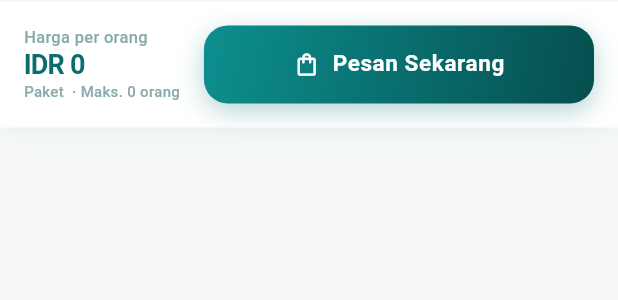
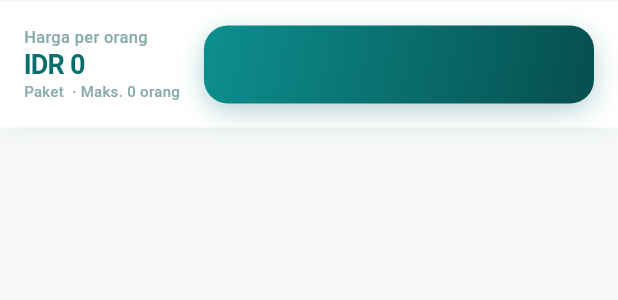
Before and after one commit to mochammadriyan25-svg/Wisata-Trenggalek, a Flutter app: the _BottomBar widget shown alone on an empty page, opened directly with empty values, on a phone screen of 412 x 824 dp. Shown: the top 300 px of the screen. Run offline on Flutter 3.47's test engine with Material 3 defaults, Android fonts, the phone set to English and light mode, and no system bars; our stand-ins replace cloud_firestore, firebase_auth, firebase_core, flutter_map, google_sign_in, image_picker and 1 more; accounts and stored records are empty; network calls fail.

Commit message:
fix:tombol pesan

```diff
--- a/lib/presentation/pages/package_detail_page.dart
+++ b/lib/presentation/pages/package_detail_page.dart
@@ -893,26 +893,6 @@ class _BottomBar extends StatelessWidget {
                     ),
                   ],
                 ),
-                child: Center(
-                  child: Row(
-                    mainAxisSize: MainAxisSize.min,
-                    children: [
-                      const Icon(
-                        Icons.shopping_bag_outlined,
-                        color: AppColors.textOnDark,
-                        size: 18,
-                      ),
-                      const SizedBox(width: AppSpacing.sm),
-                      Text(
-                        'Pesan Sekarang',
-                        style: AppTextStyles.buttonLabel.copyWith(
-                          fontSize: 15,
-                          color: AppColors.textOnDark,
-                        ),
-                      ),
-                    ],
-                  ),
-                ),
               ),
             ),
           ),
```
